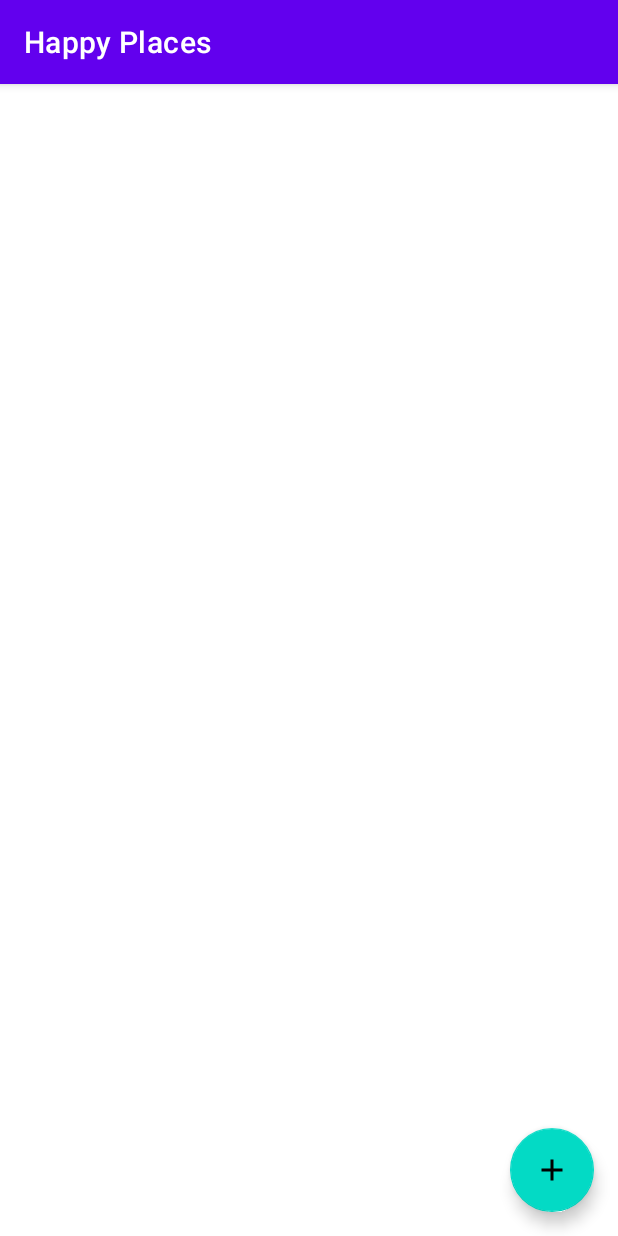
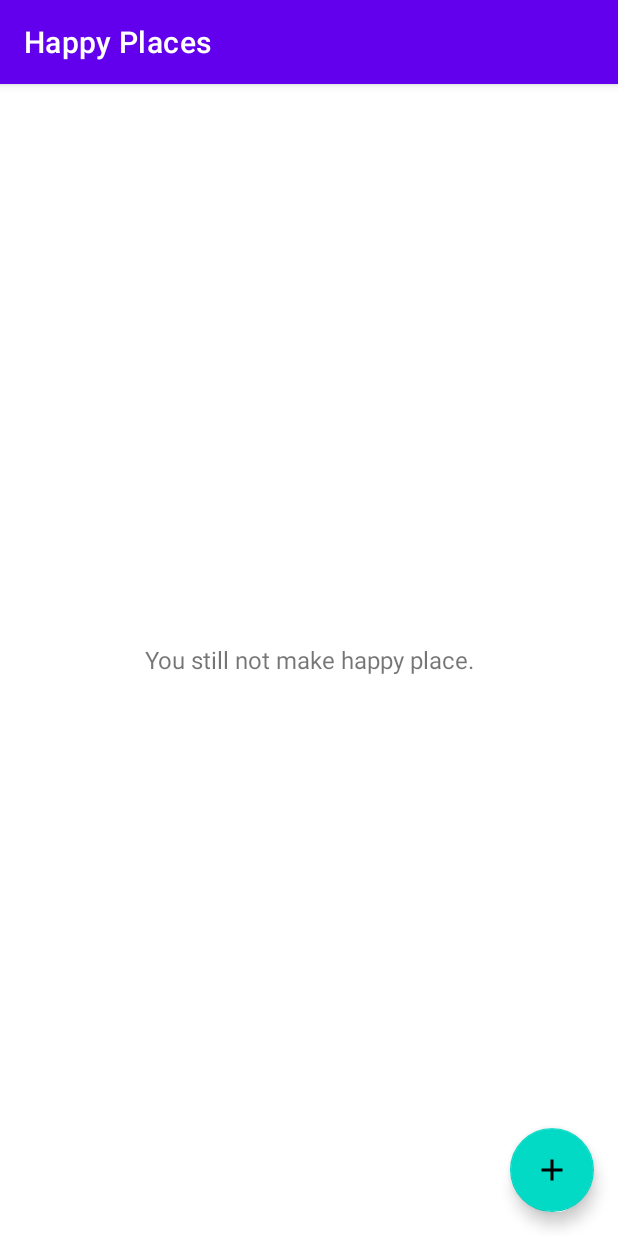
Before and after one commit to kotaiijima/HappyPlaces, an Android app: the screen it shows after launch (MainActivity), on a phone screen of 412 x 824 dp. Run offline under Robolectric (Android 15) with nearby library versions, the phone set to English and light mode, and no system bars.

Commit message:
complete Database Settings

```diff
--- a/build.gradle
+++ b/build.gradle
@@ -46,6 +46,8 @@ dependencies {
     implementation 'androidx.constraintlayout:constraintlayout:2.1.4'
 
     implementation 'de.hdodenhof:circleimageview:3.1.0'
+    implementation 'com.karumi:dexter:6.2.3'
+    implementation 'androidx.localbroadcastmanager:localbroadcastmanager:1.0.0'
 
     testImplementation 'junit:junit:4.13.2'
     androidTestImplementation 'androidx.test.ext:junit:1.1.3'
--- a/src/main/java/eu/tutorials/happyplaces/MainActivity.kt
+++ /dev/null
@@ -1,25 +0,0 @@
-package eu.tutorials.happyplaces
-
-import android.content.Intent
-import androidx.appcompat.app.AppCompatActivity
-import android.os.Bundle
-import eu.tutorials.happyplaces.databinding.ActivityMainBinding
-
-class MainActivity : AppCompatActivity() {
-	private lateinit var binding: ActivityMainBinding
-
-	override fun onCreate(savedInstanceState: Bundle?) {
-		super.onCreate(savedInstanceState)
-		setContentView(R.layout.activity_main)
-
-		binding = ActivityMainBinding.inflate(layoutInflater)
-		val view = binding.root
-		setContentView(view)
-
-		binding.fabAddHappyPlace.setOnClickListener{
-			val intent = Intent(this, AddHappyPlaceActivity::class.java)
-			startActivity(intent)
-		}
-	}
-
-}
--- /dev/null
+++ b/src/main/java/eu/tutorials/happyplaces/activities/MainActivity.kt
@@ -0,0 +1,45 @@
+package eu.tutorials.happyplaces.activities
+
+import android.content.Intent
+import androidx.appcompat.app.AppCompatActivity
+import android.os.Bundle
+import android.util.Log
+import eu.tutorials.happyplaces.R
+import eu.tutorials.happyplaces.databinding.ActivityMainBinding
+import eu.tutorials.happyplaces.detabase.DatabaseHandler
+import eu.tutorials.happyplaces.models.HappyPlaceModel
+
+class MainActivity : AppCompatActivity() {
+	companion object{
+		private const val CAMERA_PERISSION_CODE = 1
+		private const val CAMERA = 2
+	}
+	private lateinit var binding: ActivityMainBinding
+
+	override fun onCreate(savedInstanceState: Bundle?) {
+		super.onCreate(savedInstanceState)
+		setContentView(R.layout.activity_main)
+
+		binding = ActivityMainBinding.inflate(layoutInflater)
+		val view = binding.root
+		setContentView(view)
+		getHappyPlacesListFromLovalDB()
+
+		binding.fabAddHappyPlace.setOnClickListener {
+			val intent = Intent(this, AddHappyPlaceActivity::class.java)
+			startActivity(intent)
+		}
+
+	}
+
+	private fun getHappyPlacesListFromLovalDB(){
+		val dbHandler = DatabaseHandler(this)
+		val getHappyPlaceList : ArrayList<HappyPlaceModel> = dbHandler.getHappyPlacesList()
+
+		if (getHappyPlaceList.size > 0){
+			for(i in getHappyPlaceList){
+				Log.e("S", i.title)
+			}
+		}
+	}
+}
--- /dev/null
+++ b/src/main/java/eu/tutorials/happyplaces/detabase/DatabaseHandler.kt
@@ -0,0 +1,93 @@
+package eu.tutorials.happyplaces.detabase
+
+import android.content.ContentValues
+import android.content.Context
+import android.database.Cursor
+import android.database.sqlite.SQLiteDatabase
+import android.database.sqlite.SQLiteException
+import android.database.sqlite.SQLiteOpenHelper
+import eu.tutorials.happyplaces.models.HappyPlaceModel
+
+class DatabaseHandler(context: Context) : SQLiteOpenHelper(context, DATABASE_NAME, null, DATABASE_VERSION) {
+	companion object{
+		private const val DATABASE_VERSION = 1
+		private const val DATABASE_NAME = "HappyPlacesDatabase"
+		private const val TABLE_HAPPY_PLACE = "HappyPlacesTable"
+
+		private const val KEY_ID = "_id"
+		private const val KEY_TITLE = "title"
+		private const val KEY_IMAGE = "image"
+		private const val KEY_DESCRIPTION = "description"
+		private const val KEY_DATE = "date"
+		private const val KEY_LOCATION = "location"
+		private const val KEY_LATITUDE = "latitude"
+		private const val KEY_LONGITUDE = "longitude"
+	}
+
+	override fun onCreate(db: SQLiteDatabase?) {
+		val createHappyPlaceTable = ("CREATE TABLE " + TABLE_HAPPY_PLACE + "("
+				+ KEY_ID + " INTEGER PRIMARY KEY,"
+				+ KEY_TITLE + " TEXT,"
+				+ KEY_IMAGE + " TEXT,"
+				+ KEY_DESCRIPTION + " TEXT,"
+				+ KEY_DATE + " TEXT,"
+				+ KEY_LOCATION + " TEXT,"
+				+ KEY_LATITUDE + " TEXT,"
+				+ KEY_LONGITUDE + " TEXT)")
+		db?.execSQL(createHappyPlaceTable)
+	}
+
+	override fun onUpgrade(db: SQLiteDatabase?, oldVersion: Int, newVersion: Int) {
+		db!!.execSQL("DROP TABLE IF EXISTS $TABLE_HAPPY_PLACE")
+		onCreate(db)
+	}
+
+	fun addHappyPlace(happyPlace: HappyPlaceModel): Long{
+		val db = this.writableDatabase
+
+		val contentValues = ContentValues()
+		contentValues.put(KEY_TITLE, happyPlace.title)
+		contentValues.put(KEY_IMAGE, happyPlace.image)
+		contentValues.put(KEY_DESCRIPTION, happyPlace.description)
+		contentValues.put(KEY_DATE, happyPlace.date)
+		contentValues.put(KEY_LOCATION, happyPlace.location)
+		contentValues.put(KEY_LATITUDE, happyPlace.latitude)
+		contentValues.put(KEY_LONGITUDE, happyPlace.longitude)
+
+		val result = db.insert(TABLE_HAPPY_PLACE, null, contentValues)
+
+		db.close()
+		return result
+	}
+
+	fun getHappyPlacesList():ArrayList<HappyPlaceModel>{
+		val happyPlaceList = ArrayList<HappyPlaceModel>()
+		val selectQuery = "SELECT * FROM $TABLE_HAPPY_PLACE"
+		val db = this.readableDatabase
+		try{
+			val cursor : Cursor = db.rawQuery(selectQuery, null)
+
+			if (cursor.moveToFirst()){
+				do {
+					val place = HappyPlaceModel(
+						cursor.getInt(cursor.getColumnIndexOrThrow(KEY_ID)),
+						cursor.getString(cursor.getColumnIndexOrThrow(KEY_TITLE)),
+						cursor.getString(cursor.getColumnIndexOrThrow(KEY_IMAGE)),
+						cursor.getString(cursor.getColumnIndexOrThrow(KEY_DESCRIPTION)),
+						cursor.getString(cursor.getColumnIndexOrThrow(KEY_DATE)),
+						cursor.getString(cursor.getColumnIndexOrThrow(KEY_LOCATION)),
+						cursor.getDouble(cursor.getColumnIndexOrThrow(KEY_LATITUDE)),
+						cursor.getDouble(cursor.getColumnIndexOrThrow(KEY_LONGITUDE)),
+					)
+					happyPlaceList.add(place)
+				}while (cursor.moveToNext())
+			}
+			cursor.close()
+
+		}catch (e :SQLiteException){
+			db.execSQL(selectQuery)
+			return ArrayList()
+		}
+		return happyPlaceList
+	}
+}
--- a/src/main/res/layout/activity_add_happy_place.xml
+++ b/src/main/res/layout/activity_add_happy_place.xml
@@ -4,7 +4,7 @@
 	xmlns:tools="http://schemas.android.com/tools"
 	android:layout_width="match_parent"
 	android:layout_height="match_parent"
-	tools:context=".AddHappyPlaceActivity">
+	tools:context=".activities.AddHappyPlaceActivity">
 
 	<androidx.appcompat.widget.Toolbar
 		android:id="@+id/toolbar_add_place"
--- a/src/main/res/layout/activity_main.xml
+++ b/src/main/res/layout/activity_main.xml
@@ -4,7 +4,25 @@
 	xmlns:tools="http://schemas.android.com/tools"
 	android:layout_width="match_parent"
 	android:layout_height="match_parent"
-	tools:context=".MainActivity">
+	tools:context=".activities.MainActivity">
+
+	<androidx.recyclerview.widget.RecyclerView
+		android:id="@+id/rv_happy_places_list"
+		android:layout_width="match_parent"
+		android:layout_height="match_parent"
+		android:visibility="gone"
+		tools:visibility="gone"
+		/>
+
+	<TextView
+		android:id="@+id/tv_no_set_of_happy_place"
+		android:layout_width="match_parent"
+		android:layout_height="match_parent"
+		android:gravity="center"
+		android:text="@string/no_set_of_happy_places"
+		android:textSize="@dimen/no_set_of_hppay_places_size"
+		android:visibility="visible"
+		tools:visibility="visible"/>
 
 	<com.google.android.material.floatingactionbutton.FloatingActionButton
 		android:id="@+id/fabAddHappyPlace"
--- a/src/main/res/values/dimens.xml
+++ b/src/main/res/values/dimens.xml
@@ -16,4 +16,5 @@
 	<dimen name="add_screen_btn_save_paddingTopBottom">10dp</dimen>
 	<dimen name="add_screen_text_add_image_textSize">20sp</dimen>
 	<dimen name="btn_text_size">20sp</dimen>
+	<dimen name="no_set_of_hppay_places_size">16sp</dimen>
 </resources>
--- a/src/main/res/values/strings.xml
+++ b/src/main/res/values/strings.xml
@@ -6,4 +6,5 @@
 	<string name="edit_text_hint_location">Location</string>
 	<string name="text_add_image">ADD IMAGE</string>
 	<string name="btn_text_save">SAVE</string>
+	<string name="no_set_of_happy_places">You still not make happy place.</string>
 </resources>
```
Also changed, not shown: src/main/AndroidManifest.xml (+7 -2 lines), src/main/java/eu/tutorials/happyplaces/AddHappyPlaceActivity.kt (deleted, +0 -58 lines), src/main/java/eu/tutorials/happyplaces/activities/AddHappyPlaceActivity.kt (added, +271 -0 lines), src/main/java/eu/tutorials/happyplaces/models/HappyPlaceModel.kt (added, +12 -0 lines).
